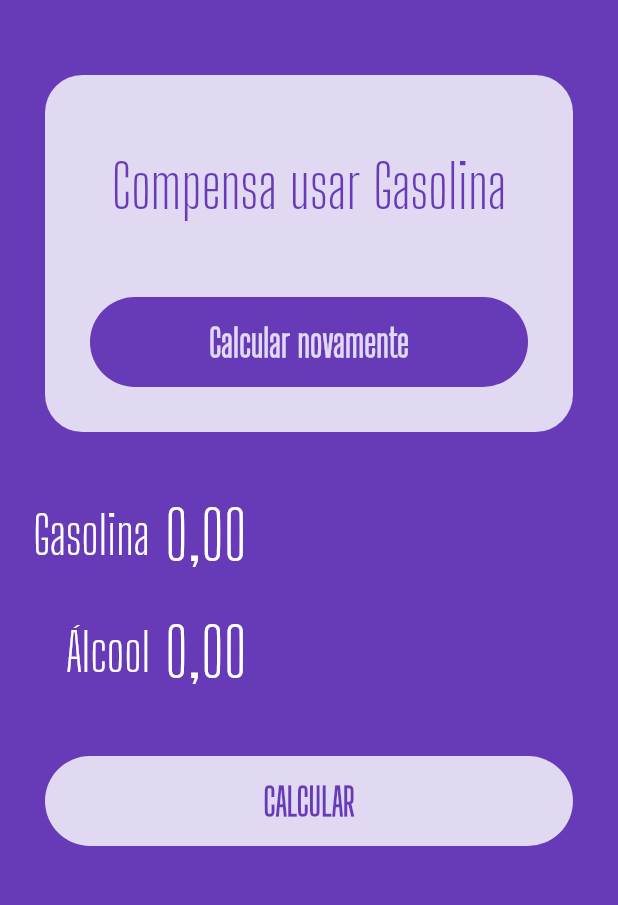
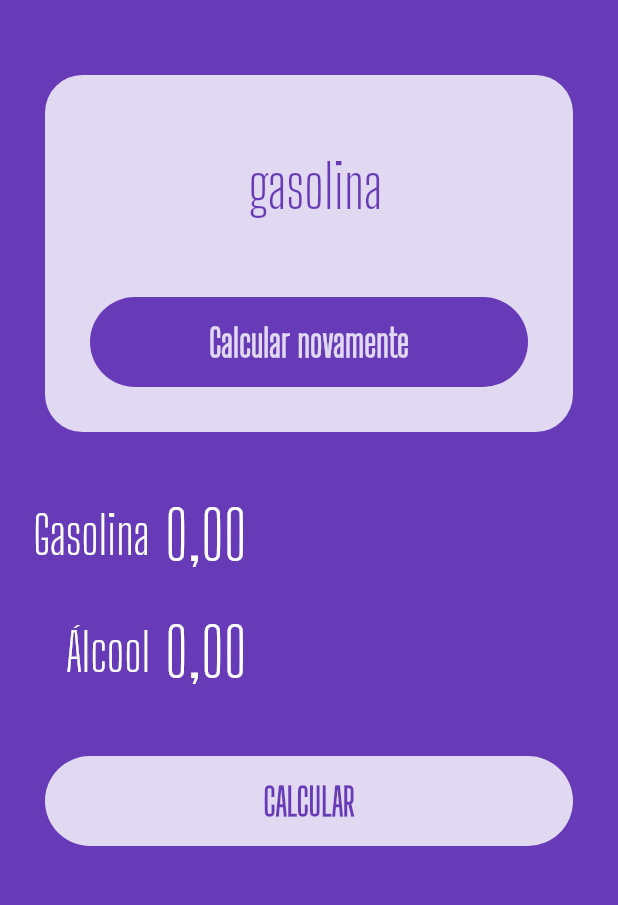
Before and after one commit to theemployee6-dev/alcool_ou_gasolina, a Flutter app: the screen it shows after launch, on a phone screen of 412 x 824 dp, the part 270-1175 px from its top. Run offline on Flutter 3.47's test engine with Material 2 defaults, Android fonts, the phone set to English and light mode, and no system bars; our stand-ins replace flutter_masked_text2.

Commit message:
widget success feito

```diff
--- a/lib/main.dart
+++ b/lib/main.dart
@@ -1,4 +1,5 @@
 import 'package:alcool_ou_gasolina/widgets/input.widget.dart';
+import 'package:alcool_ou_gasolina/widgets/success.widget.dart';
 import 'package:flutter_masked_text2/flutter_masked_text2.dart';
 
 import 'widgets/loading-button.widget.dart';
@@ -39,32 +40,7 @@ class HomePage extends StatelessWidget {
           children: [
             const Logo(),
             const SizedBox(height: 20),
-            Container(
-              margin: const EdgeInsets.all(30.0),
-              decoration: BoxDecoration(
-                color: Colors.white.withOpacity(0.8),
-                borderRadius: BorderRadius.circular(25.0),
-              ),
-              child: Column(
-                children: [
-                  const SizedBox(height: 50.0),
-                  Text(
-                    "Compensa usar Gasolina",
-                    style: TextStyle(
-                      color: Theme.of(context).primaryColor,
-                      fontSize: 40.0,
-                      fontFamily: "Big Shoulders Display",
-                    ),
-                  ),
-                  const SizedBox(height: 20.0),
-                  LoadingButton(
-                      busy: false,
-                      invert: true,
-                      text: "Calcular novamente",
-                      func: () {}),
-                ],
-              ),
-            ),
+            Success(result: " gasolina", reset: () {}),
             Input(label: 'Gasolina', ctrl: _gasCtrl),
             Input(label: 'Álcool', ctrl: _alcCtrl),
             LoadingButton(
--- /dev/null
+++ b/lib/widgets/success.widget.dart
@@ -0,0 +1,43 @@
+// ignore_for_file: must_be_immutable
+
+import 'package:flutter/material.dart';
+
+import 'loading-button.widget.dart';
+
+class Success extends StatelessWidget {
+  var result = "";
+  void Function() reset;
+  Success({Key? key, required this.result, required this.reset})
+      : super(key: key);
+
+  @override
+  Widget build(BuildContext context) {
+    return Container(
+      margin: const EdgeInsets.all(30.0),
+      decoration: BoxDecoration(
+        color: Colors.white.withOpacity(0.8),
+        borderRadius: BorderRadius.circular(25.0),
+      ),
+      child: Column(
+        children: [
+          const SizedBox(height: 50.0),
+          Text(
+            result,
+            style: TextStyle(
+              color: Theme.of(context).primaryColor,
+              fontSize: 40.0,
+              fontFamily: "Big Shoulders Display",
+            ),
+          ),
+          const SizedBox(height: 20.0),
+          LoadingButton(
+            busy: false,
+            invert: true,
+            text: "Calcular novamente",
+            func: reset,
+          ),
+        ],
+      ),
+    );
+  }
+}
```
